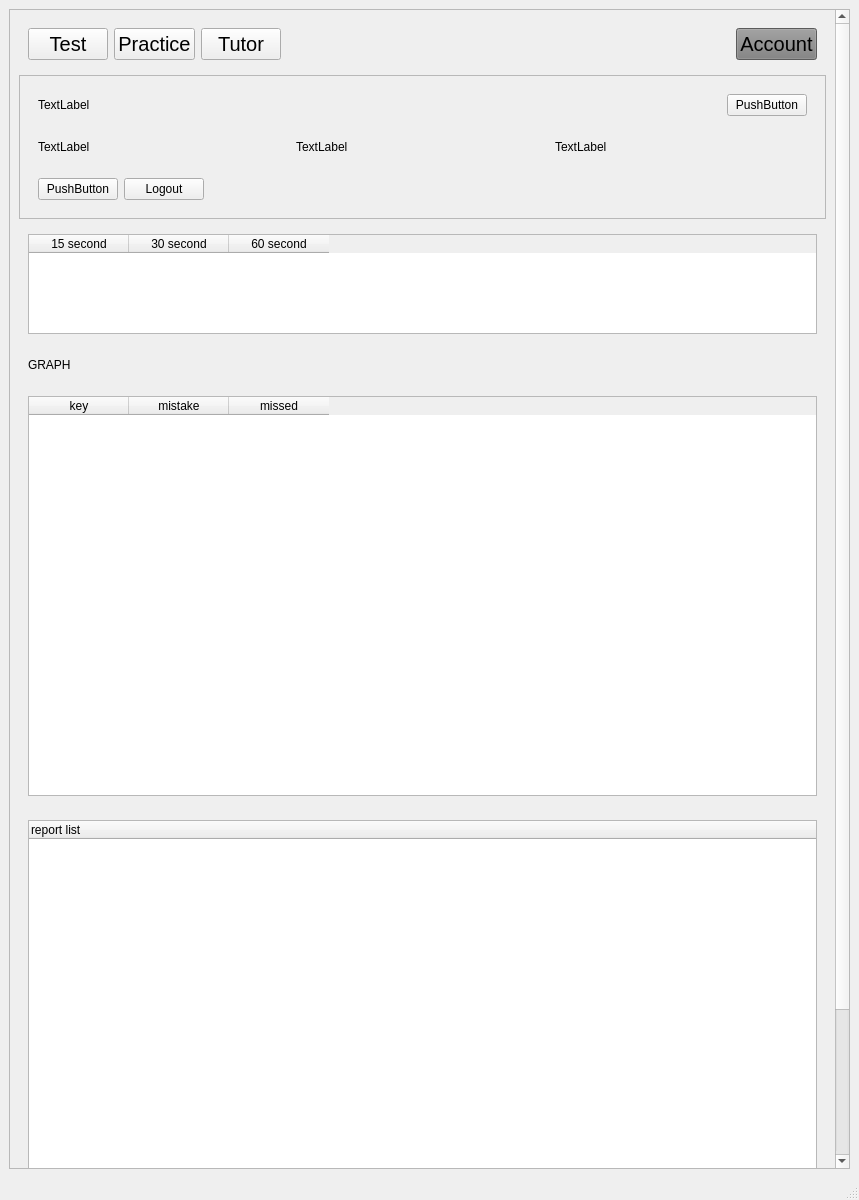
First picture: the form in account.ui, repository Prakash5209/typing_tutor, before the edit.
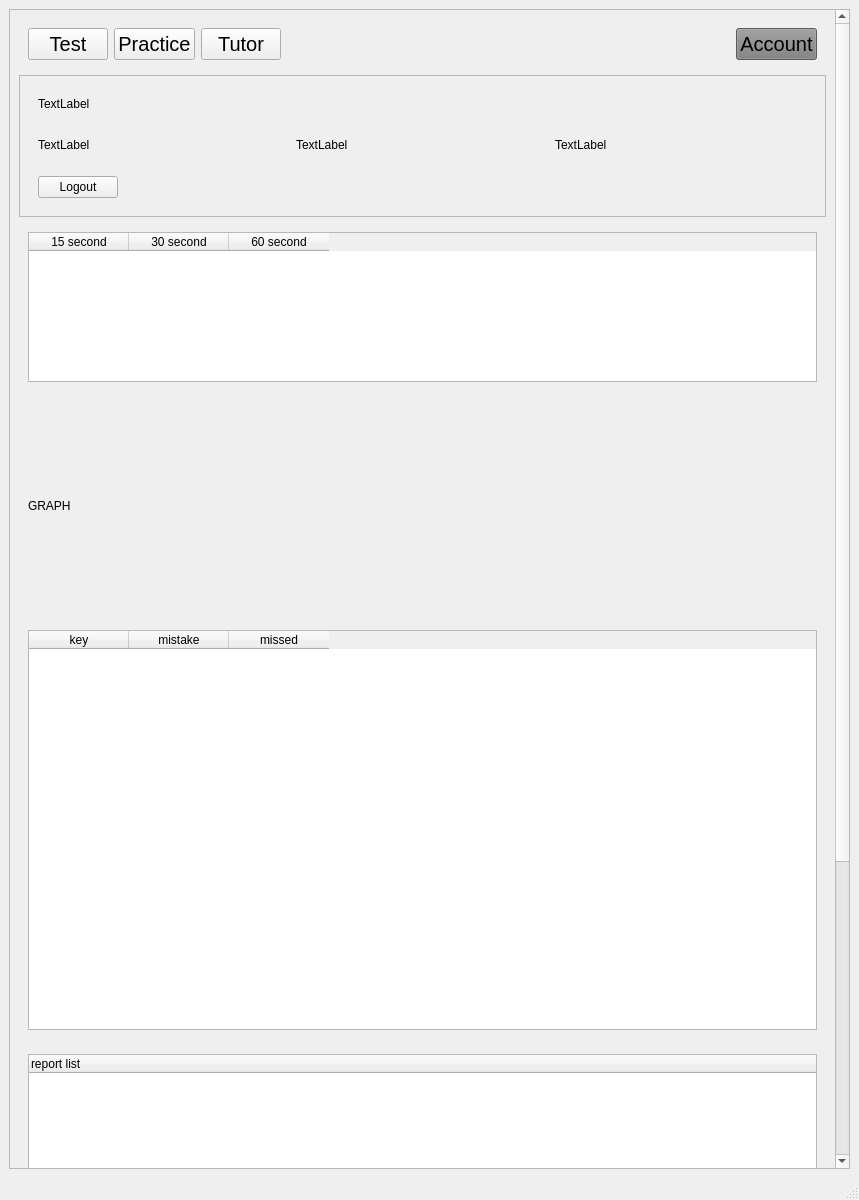
Second picture: the form after the edit.

```diff
--- a/account.ui
+++ b/account.ui
@@ -26,7 +26,7 @@
          <x>0</x>
          <y>0</y>
          <width>825</width>
-         <height>1335</height>
+         <height>1565</height>
         </rect>
        </property>
        <layout class="QGridLayout" name="gridLayout">
@@ -175,13 +175,6 @@
                 </property>
                </spacer>
               </item>
-              <item>
-               <widget class="QPushButton" name="pushButton">
-                <property name="text">
-                 <string>PushButton</string>
-                </property>
-               </widget>
-              </item>
              </layout>
             </widget>
            </item>
@@ -228,20 +221,13 @@
              </property>
              <layout class="QGridLayout" name="gridLayout_7">
               <item row="0" column="0">
-               <widget class="QPushButton" name="pushButton_2">
-                <property name="text">
-                 <string>PushButton</string>
-                </property>
-               </widget>
-              </item>
-              <item row="0" column="1">
                <widget class="QPushButton" name="logout_btn">
                 <property name="text">
                  <string>Logout</string>
                 </property>
                </widget>
               </item>
-              <item row="0" column="2">
+              <item row="0" column="1">
                <spacer name="horizontalSpacer_3">
                 <property name="orientation">
                  <enum>Qt::Horizontal</enum>
@@ -274,7 +260,7 @@
              <property name="minimumSize">
               <size>
                <width>0</width>
-               <height>100</height>
+               <height>150</height>
               </size>
              </property>
              <column>
@@ -308,6 +294,12 @@
           <layout class="QGridLayout" name="gridLayout_4">
            <item row="0" column="0">
             <widget class="QLabel" name="label_5">
+             <property name="minimumSize">
+              <size>
+               <width>0</width>
+               <height>200</height>
+              </size>
+             </property>
              <property name="text">
               <string>GRAPH</string>
              </property>
```
